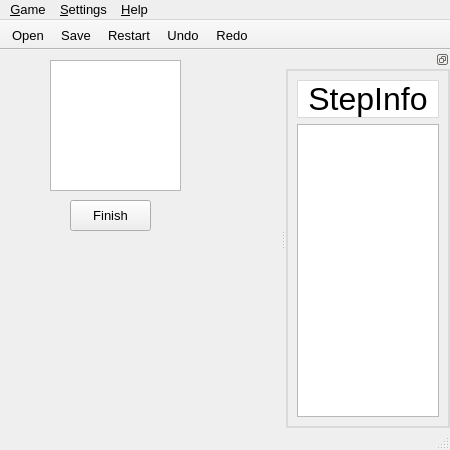
First picture: the form in view.ui, repository linyinfeng/klotski, before the edit.
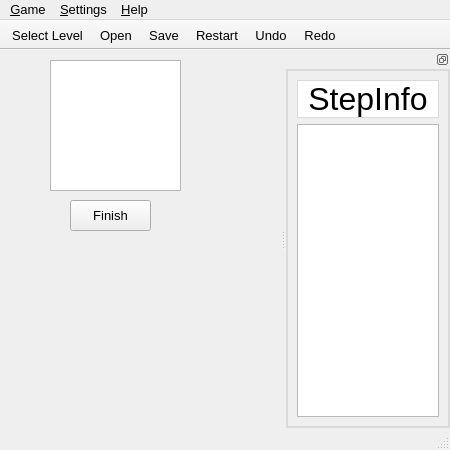
Second picture: the form after the edit. Icons and pictures are not drawn. Custom widgets are drawn as their Qt base class.

Commit message: Add level selector action and button

Patch:
```diff
--- a/view.ui
+++ b/view.ui
@@ -116,6 +116,7 @@
    <attribute name="toolBarBreak">
     <bool>false</bool>
    </attribute>
+   <addaction name="actionSelect_Level"/>
    <addaction name="actionOpen"/>
    <addaction name="actionSave"/>
    <addaction name="actionRestart"/>
@@ -271,6 +272,15 @@
     <string>Show &amp;Statusbar</string>
    </property>
   </action>
+  <action name="actionSelect_Level">
+   <property name="icon">
+    <iconset resource="resources.qrc">
+     <normaloff>:/resources/icons/level-select.svg</normaloff>:/resources/icons/level-select.svg</iconset>
+   </property>
+   <property name="text">
+    <string>Select Level</string>
+   </property>
+  </action>
  </widget>
  <layoutdefault spacing="6" margin="11"/>
  <customwidgets>
```
Left out of the diff: 2 changed lines with no effect on the pictures. The commit also changes 5 other files.
